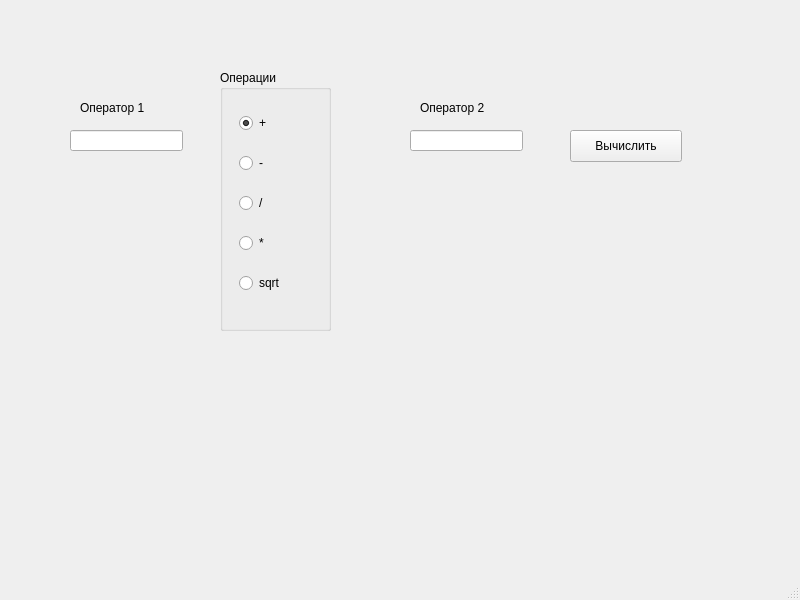
Feral4es/QtLabs, file lr3/mainwindow.ui: the form before one commit.
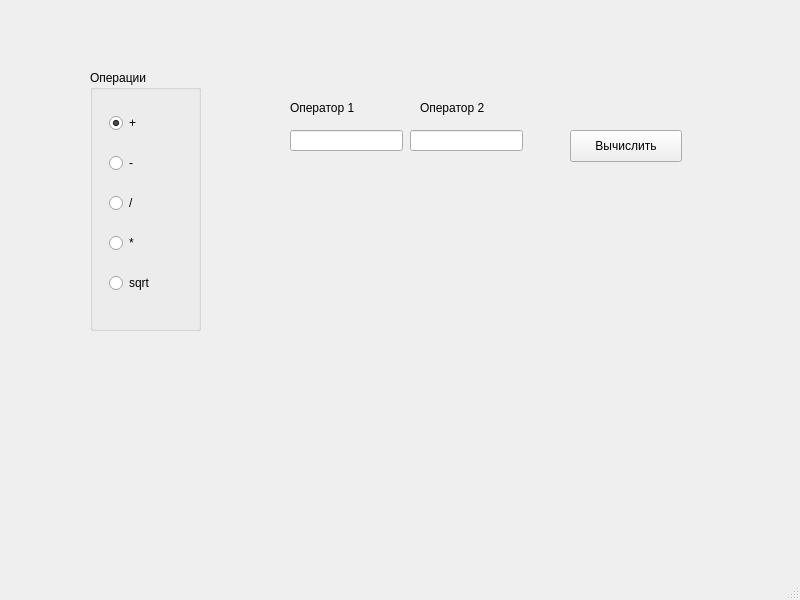
The form after the commit.

```diff
--- a/lr3/mainwindow.ui
+++ b/lr3/mainwindow.ui
@@ -17,7 +17,7 @@
    <widget class="QLabel" name="label_op1">
     <property name="geometry">
      <rect>
-      <x>80</x>
+      <x>290</x>
       <y>100</y>
       <width>91</width>
       <height>16</height>
@@ -43,7 +43,7 @@
    <widget class="QLineEdit" name="lineEdit_op1">
     <property name="geometry">
      <rect>
-      <x>70</x>
+      <x>290</x>
       <y>130</y>
       <width>113</width>
       <height>21</height>
@@ -69,8 +69,8 @@
    <widget class="QLabel" name="label_result">
     <property name="geometry">
      <rect>
-      <x>40</x>
-      <y>300</y>
+      <x>220</x>
+      <y>200</y>
       <width>231</width>
       <height>71</height>
      </rect>
@@ -82,7 +82,7 @@
    <widget class="QGroupBox" name="groupBox">
     <property name="geometry">
      <rect>
-      <x>220</x>
+      <x>90</x>
       <y>70</y>
       <width>111</width>
       <height>261</height>
```
Left out of the diff: 2 changed lines with no effect on the pictures.
